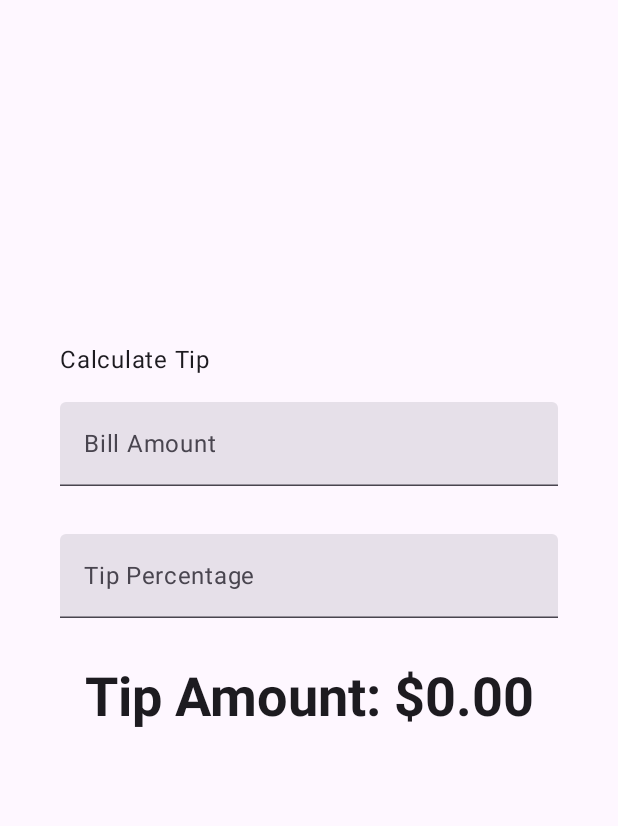
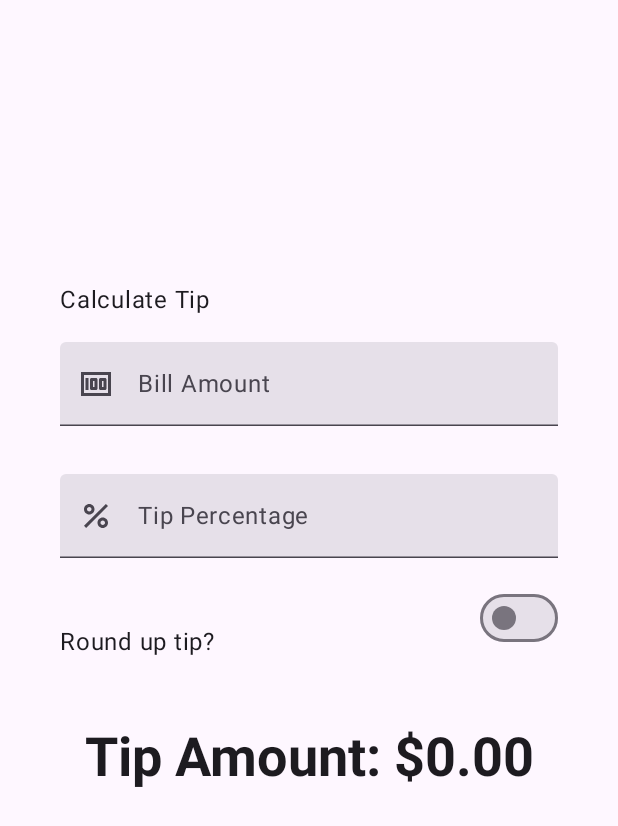
Before and after one commit to KevinMtzV/CalculadoraPropinas, an Android app built with Jetpack Compose: the screen it shows after launch (MainActivity), on a phone screen of 412 x 824 dp. Shown: the top 826 px of the screen. Run offline under Robolectric (Android 15) with nearby library versions, the phone set to English and light mode, and no system bars.

Commit message:
Calculadora Personalizada: Iconos

```diff
--- a/app/src/main/java/com/example/tiptime/MainActivity.kt
+++ b/app/src/main/java/com/example/tiptime/MainActivity.kt
@@ -19,6 +19,7 @@ import android.os.Bundle
 import androidx.activity.ComponentActivity
 import androidx.activity.compose.setContent
 import androidx.activity.enableEdgeToEdge
+import androidx.annotation.DrawableRes
 import androidx.compose.foundation.layout.Arrangement
 import androidx.compose.foundation.layout.Column
 import androidx.compose.foundation.layout.Spacer
@@ -49,6 +50,12 @@ import androidx.compose.ui.unit.dp
 import com.example.tiptime.ui.theme.TipTimeTheme
 import java.text.NumberFormat
 import androidx.annotation.StringRes
+import androidx.compose.foundation.layout.Row
+import androidx.compose.foundation.layout.size
+import androidx.compose.foundation.layout.wrapContentWidth
+import androidx.compose.material3.Icon
+import androidx.compose.material3.Switch
+import androidx.compose.ui.res.painterResource
 import androidx.compose.ui.text.input.ImeAction
 
 class MainActivity : ComponentActivity() {
@@ -74,7 +81,8 @@ fun TipTimeLayout() {
     var tipInput by remember { mutableStateOf("") }
     val tipPercent = tipInput.toDoubleOrNull() ?: 0.0
     val amount = amountInput.toDoubleOrNull() ?: 0.0
-    val tip = calculateTip(amount, tipPercent)
+    var roundUp by remember { mutableStateOf(false) }
+    val tip = calculateTip(amount, tipPercent, roundUp)
 
     Column(
         modifier = Modifier
@@ -93,6 +101,7 @@ fun TipTimeLayout() {
         )
         EditNumberField(
             label = R.string.bill_amount,
+            leadingIcon = R.drawable.money,
             keyboardOptions = KeyboardOptions.Default.copy(
                 keyboardType = KeyboardType.Number,
                 imeAction = ImeAction.Next
@@ -103,6 +112,7 @@ fun TipTimeLayout() {
         )
         EditNumberField(
             label = R.string.how_was_the_service,
+            leadingIcon = R.drawable.percent,
             keyboardOptions = KeyboardOptions.Default.copy(
                 keyboardType = KeyboardType.Number,
                 imeAction = ImeAction.Done
@@ -110,6 +120,11 @@ fun TipTimeLayout() {
             value = tipInput,
             onValueChanged = { tipInput = it },
             modifier = Modifier.padding(bottom = 32.dp).fillMaxWidth()
+        )
+        RoundTheTipRow(
+            roundUp = roundUp,
+            onRoundUpChanged = { roundUp = it },
+            modifier = Modifier.padding(bottom = 32.dp)
         )
         Text(
             text = stringResource(R.string.tip_amount, tip),
@@ -122,6 +137,7 @@ fun TipTimeLayout() {
 @Composable
 fun EditNumberField(
     @StringRes label: Int,
+    @DrawableRes leadingIcon: Int,
     keyboardOptions: KeyboardOptions,
     value: String,
     onValueChanged: (String) -> Unit,
@@ -129,6 +145,7 @@ fun EditNumberField(
 ) {
     TextField(
         value = value,
+        leadingIcon = { Icon(painter = painterResource(id = leadingIcon), null) },
         singleLine = true,
         modifier = modifier,
         onValueChange = onValueChanged,
@@ -137,13 +154,44 @@ fun EditNumberField(
     )
 }
 
+
+@Composable
+fun RoundTheTipRow(
+    roundUp: Boolean,
+    onRoundUpChanged: (Boolean) -> Unit,
+    modifier: Modifier = Modifier
+) {
+    Row(
+        modifier = modifier
+            .fillMaxWidth()
+            .size(48.dp),
+        verticalAlignment = Alignment.CenterVertically
+    ) {
+        Text(text = stringResource(R.string.round_up_tip))
+        Switch(
+            modifier = modifier
+                .fillMaxWidth()
+                .wrapContentWidth(Alignment.End),
+            checked = roundUp,
+            onCheckedChange = onRoundUpChanged,
+        )
+    }
+}
+
 /**
  * Calculates the tip based on the user input and format the tip amount
  * according to the local currency.
  * Example would be "$10.00".
  */
-private fun calculateTip(amount: Double, tipPercent: Double = 15.0): String {
-    val tip = tipPercent / 100 * amount
+private fun calculateTip(
+    amount: Double,
+    tipPercent: Double = 15.0,
+    roundUp: Boolean
+): String {
+    var tip = tipPercent / 100 * amount
+    if (roundUp) {
+        tip = kotlin.math.ceil(tip)
+    }
     return NumberFormat.getCurrencyInstance().format(tip)
 }
 
```
